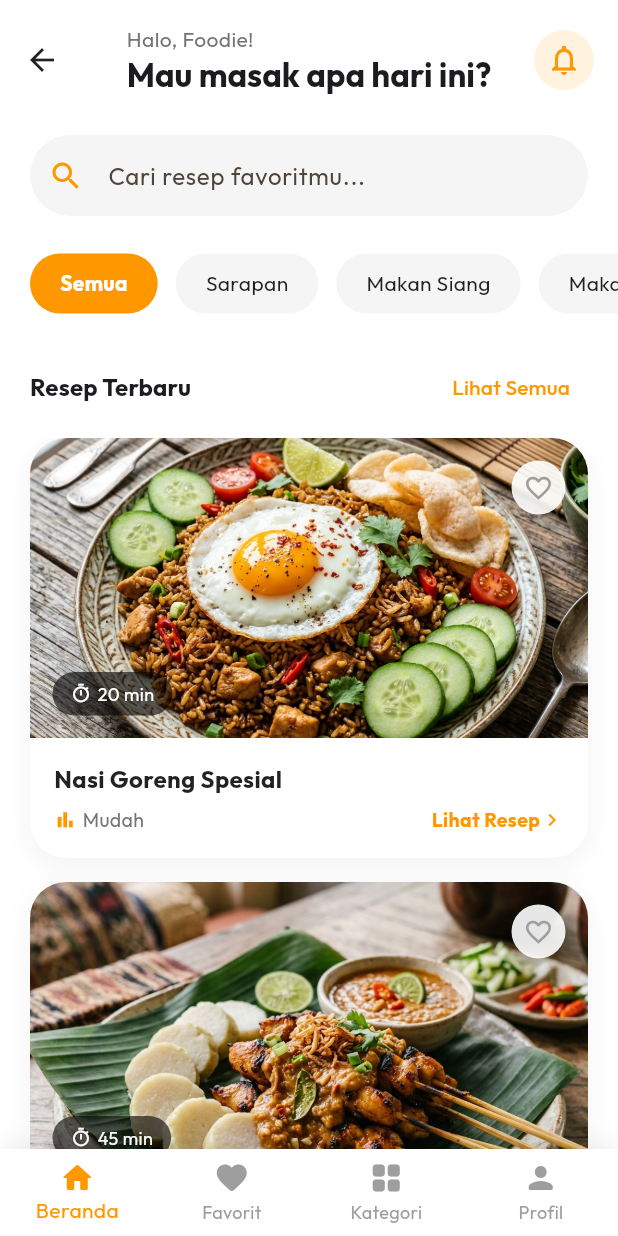
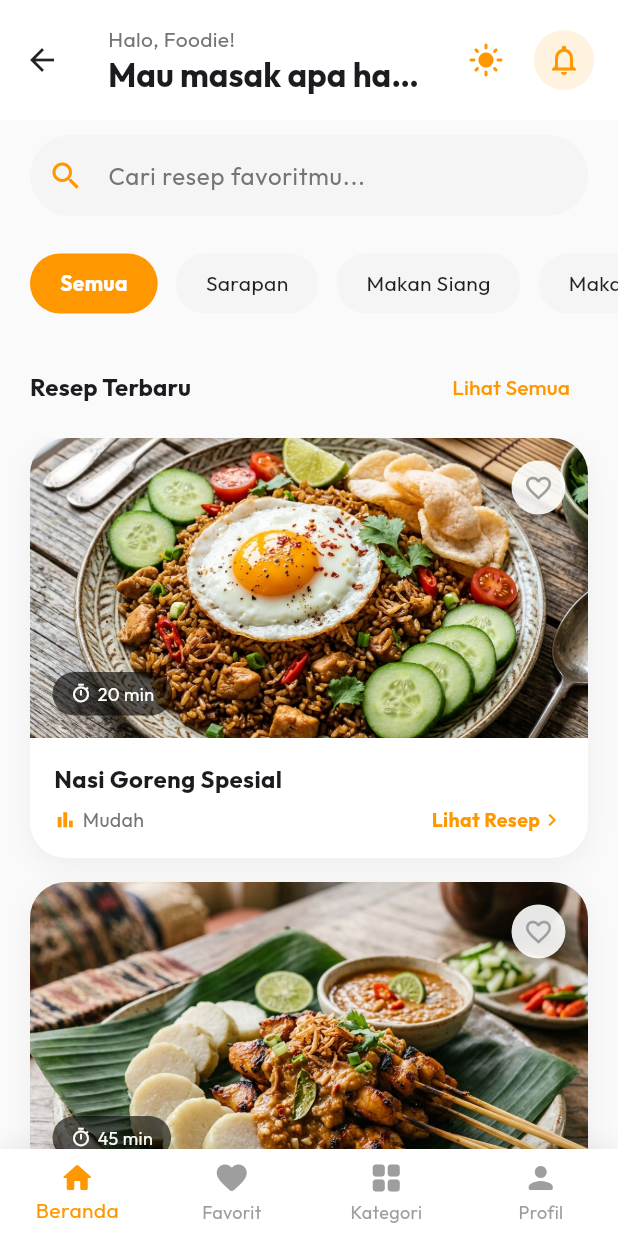
Before and after one commit to fajar-93/CulinaryPro, a Flutter app: the screen it shows after launch, on a phone screen of 412 x 824 dp. Run offline on Flutter 3.47's test engine with Material 3 defaults, Android fonts, the phone set to English and light mode, and no system bars; our stand-ins replace google_fonts, shared_preferences.

Commit message:
Menambahkan fitur dark mode pada aplikasi

```diff
--- a/lib/main.dart
+++ b/lib/main.dart
@@ -3,6 +3,7 @@ import 'package:provider/provider.dart';
 import 'providers/recipe_provider.dart';
 import 'providers/favorite_provider.dart';
 import 'providers/category_provider.dart';
+import 'providers/theme_provider.dart';
 import 'screens/home_screen.dart';
 import 'screens/detail_screen.dart';
 import 'screens/splash_screen.dart';
@@ -15,6 +16,7 @@ void main() {
         ChangeNotifierProvider(create: (_) => RecipeProvider()),
         ChangeNotifierProvider(create: (_) => FavoriteProvider()),
         ChangeNotifierProvider(create: (_) => CategoryProvider()),
+        ChangeNotifierProvider(create: (_) => ThemeProvider()),
       ],
       child: const RecipeApp(),
     ),
@@ -26,10 +28,14 @@ class RecipeApp extends StatelessWidget {
 
   @override
   Widget build(BuildContext context) {
+    return Consumer<ThemeProvider>(
+      builder: (context, themeProvider, child) {
         return MaterialApp(
           title: 'RecipeApp',
           debugShowCheckedModeBanner: false,
           theme: AppTheme.lightTheme,
+          darkTheme: AppTheme.darkTheme,
+          themeMode: themeProvider.themeMode,
           initialRoute: '/splash',
           routes: {
             '/splash': (context) => const SplashScreen(),
@@ -37,5 +43,7 @@ class RecipeApp extends StatelessWidget {
             '/detail': (context) => const DetailScreen(),
           },
         );
+      },
+    );
   }
 }
--- /dev/null
+++ b/lib/providers/theme_provider.dart
@@ -0,0 +1,37 @@
+import 'package:flutter/material.dart';
+import 'package:shared_preferences/shared_preferences.dart';
+
+class ThemeProvider with ChangeNotifier {
+  static const String _themePrefKey = 'theme_pref';
+
+  ThemeMode _themeMode = ThemeMode.system;
+  ThemeMode get themeMode => _themeMode;
+
+  bool get isDarkMode => _themeMode == ThemeMode.dark;
+
+  ThemeProvider() {
+    _loadThemeFromPrefs();
+  }
+
+  void toggleTheme() {
+    if (_themeMode == ThemeMode.light) {
+      _themeMode = ThemeMode.dark;
+    } else {
+      _themeMode = ThemeMode.light;
+    }
+    _saveThemeToPrefs();
+    notifyListeners();
+  }
+
+  Future<void> _loadThemeFromPrefs() async {
+    final prefs = await SharedPreferences.getInstance();
+    final isDark = prefs.getBool(_themePrefKey) ?? false; // Default light mode
+    _themeMode = isDark ? ThemeMode.dark : ThemeMode.light;
+    notifyListeners();
+  }
+
+  Future<void> _saveThemeToPrefs() async {
+    final prefs = await SharedPreferences.getInstance();
+    await prefs.setBool(_themePrefKey, isDarkMode);
+  }
+}
--- a/lib/screens/favorite_screen.dart
+++ b/lib/screens/favorite_screen.dart
@@ -16,7 +16,6 @@ class FavoriteScreen extends StatelessWidget {
     );
 
     return Scaffold(
-      backgroundColor: Colors.white,
       appBar: AppBar(
         toolbarHeight: 80,
         title: Column(
@@ -79,7 +78,7 @@ class FavoriteScreen extends StatelessWidget {
             width: 120,
             height: 120,
             decoration: BoxDecoration(
-              color: Colors.orange[50],
+              color: Theme.of(context).brightness == Brightness.dark ? Colors.orange.withAlpha(30) : Colors.orange[50],
               shape: BoxShape.circle,
             ),
             child: Icon(
@@ -93,7 +92,7 @@ class FavoriteScreen extends StatelessWidget {
             'Belum Ada Favorit',
             style: Theme.of(context).textTheme.titleLarge?.copyWith(
                   fontWeight: FontWeight.bold,
-                  color: Colors.black87,
+                  color: Theme.of(context).textTheme.titleLarge?.color ?? Colors.black87,
                 ),
           ),
           const SizedBox(height: 10),
--- a/lib/screens/home_screen.dart
+++ b/lib/screens/home_screen.dart
@@ -2,6 +2,7 @@ import 'package:flutter/material.dart';
 import 'package:provider/provider.dart';
 import '../providers/recipe_provider.dart';
 import '../providers/favorite_provider.dart';
+import '../providers/theme_provider.dart';
 import '../widgets/recipe_card.dart';
 import 'favorite_screen.dart';
 import 'category_screen.dart';
@@ -51,7 +52,7 @@ class _HomeScreenState extends State<HomeScreen> {
           selectedItemColor: Colors.orange,
           unselectedItemColor: Colors.grey,
           type: BottomNavigationBarType.fixed,
-          backgroundColor: Colors.white,
+          backgroundColor: Theme.of(context).colorScheme.surface,
           elevation: 0,
           items: [
             const BottomNavigationBarItem(
@@ -93,7 +94,6 @@ class _HomeTab extends StatelessWidget {
     final recipes = recipeProvider.recipes;
 
     return Scaffold(
-      backgroundColor: Colors.white,
       appBar: AppBar(
         toolbarHeight: 80,
         title: Column(
@@ -102,7 +102,9 @@ class _HomeTab extends StatelessWidget {
             Text(
               'Halo, Foodie!',
               style: Theme.of(context).textTheme.bodyMedium?.copyWith(
-                    color: Colors.grey[600],
+                    color: Theme.of(context).brightness == Brightness.dark
+                        ? Colors.grey[400]
+                        : Colors.grey[600],
                   ),
             ),
             Text(
@@ -115,9 +117,27 @@ class _HomeTab extends StatelessWidget {
         ),
         actions: [
           Padding(
+            padding: const EdgeInsets.only(right: 8),
+            child: Consumer<ThemeProvider>(
+              builder: (context, themeProvider, child) {
+                return IconButton(
+                  icon: Icon(
+                    themeProvider.isDarkMode ? Icons.dark_mode : Icons.light_mode,
+                    color: Colors.orange,
+                  ),
+                  onPressed: () {
+                    themeProvider.toggleTheme();
+                  },
+                );
+              },
+            ),
+          ),
+          Padding(
             padding: const EdgeInsets.only(right: 16),
             child: CircleAvatar(
-              backgroundColor: Colors.orange[50],
+              backgroundColor: Theme.of(context).brightness == Brightness.dark
+                  ? Colors.orange.withAlpha(50)
+                  : Colors.orange[50],
               child: const Icon(Icons.notifications_outlined,
                   color: Colors.orange),
             ),
@@ -133,16 +153,24 @@ class _HomeTab extends StatelessWidget {
                   const EdgeInsets.symmetric(horizontal: 20, vertical: 10),
               child: Container(
                 decoration: BoxDecoration(
-                  color: Colors.grey[100],
+                  color: Theme.of(context).brightness == Brightness.dark
+                      ? Colors.grey[800]
+                      : Colors.grey[100],
                   borderRadius: BorderRadius.circular(30),
                 ),
                 child: TextField(
                   onChanged: recipeProvider.updateSearchQuery,
-                  decoration: const InputDecoration(
+                  style: TextStyle(
+                    color: Theme.of(context).brightness == Brightness.dark ? Colors.white : Colors.black87,
+                  ),
+                  decoration: InputDecoration(
                     hintText: 'Cari resep favoritmu...',
-                    prefixIcon: Icon(Icons.search, color: Colors.orange),
+                    hintStyle: TextStyle(
+                      color: Theme.of(context).brightness == Brightness.dark ? Colors.grey[400] : Colors.grey[600],
+                    ),
+                    prefixIcon: const Icon(Icons.search, color: Colors.orange),
                     border: InputBorder.none,
-                    contentPadding: EdgeInsets.symmetric(vertical: 15),
+                    contentPadding: const EdgeInsets.symmetric(vertical: 15),
                   ),
                 ),
               ),
@@ -154,11 +182,11 @@ class _HomeTab extends StatelessWidget {
               padding: const EdgeInsets.symmetric(horizontal: 20, vertical: 15),
               child: Row(
                 children: [
-                  _buildCategoryItem('Semua', true),
-                  _buildCategoryItem('Sarapan', false),
-                  _buildCategoryItem('Makan Siang', false),
-                  _buildCategoryItem('Makan Malam', false),
-                  _buildCategoryItem('Camilan', false),
+                  _buildCategoryItem(context, 'Semua', true),
+                  _buildCategoryItem(context, 'Sarapan', false),
+                  _buildCategoryItem(context, 'Makan Siang', false),
+                  _buildCategoryItem(context, 'Makan Malam', false),
+                  _buildCategoryItem(context, 'Camilan', false),
                 ],
               ),
             ),
@@ -207,18 +235,23 @@ class _HomeTab extends StatelessWidget {
     );
   }
 
-  Widget _buildCategoryItem(String title, bool isSelected) {
+  Widget _buildCategoryItem(BuildContext context, String title, bool isSelected) {
+    final isDark = Theme.of(context).brightness == Brightness.dark;
     return Container(
       margin: const EdgeInsets.only(right: 12),
       padding: const EdgeInsets.symmetric(horizontal: 20, vertical: 10),
       decoration: BoxDecoration(
-        color: isSelected ? Colors.orange : Colors.grey[100],
+        color: isSelected
+            ? Colors.orange
+            : (isDark ? Colors.grey[800] : Colors.grey[100]),
         borderRadius: BorderRadius.circular(20),
       ),
       child: Text(
         title,
         style: TextStyle(
-          color: isSelected ? Colors.white : Colors.black87,
+          color: isSelected
+              ? Colors.white
+              : (isDark ? Colors.white70 : Colors.black87),
           fontWeight:
               isSelected ? FontWeight.bold : FontWeight.normal,
         ),
@@ -238,7 +271,6 @@ class _PlaceholderTab extends StatelessWidget {
   @override
   Widget build(BuildContext context) {
     return Scaffold(
-      backgroundColor: Colors.white,
       body: Center(
         child: Column(
           mainAxisAlignment: MainAxisAlignment.center,
--- a/lib/services/app_theme.dart
+++ b/lib/services/app_theme.dart
@@ -14,8 +14,10 @@ class AppTheme {
         primary: primaryColor,
         secondary: accentColor,
         surface: Colors.white,
+        brightness: Brightness.light,
       ),
-      textTheme: GoogleFonts.outfitTextTheme(),
+      scaffoldBackgroundColor: scaffoldBackground,
+      textTheme: GoogleFonts.outfitTextTheme(ThemeData.light().textTheme),
       appBarTheme: AppBarTheme(
         backgroundColor: Colors.white,
         foregroundColor: Colors.black87,
@@ -29,12 +31,52 @@ class AppTheme {
       ),
       cardTheme: CardThemeData(
         elevation: 2,
+        color: Colors.white,
         shape: RoundedRectangleBorder(
           borderRadius: BorderRadius.circular(16),
         ),
         clipBehavior: Clip.antiAlias,
       ),
-      elevatedButtonTheme: ElevatedButtonThemeData(
+      elevatedButtonTheme: _elevatedButtonTheme,
+    );
+  }
+
+  static ThemeData get darkTheme {
+    return ThemeData(
+      useMaterial3: true,
+      colorScheme: ColorScheme.fromSeed(
+        seedColor: primaryColor,
+        primary: primaryColor,
+        secondary: accentColor,
+        surface: const Color(0xFF1E1E1E), // Darker surface for cards
+        brightness: Brightness.dark,
+      ),
+      scaffoldBackgroundColor: const Color(0xFF121212), // Deep dark background
+      textTheme: GoogleFonts.outfitTextTheme(ThemeData.dark().textTheme),
+      appBarTheme: AppBarTheme(
+        backgroundColor: const Color(0xFF1E1E1E),
+        foregroundColor: Colors.white,
+        elevation: 0,
+        centerTitle: true,
+        titleTextStyle: GoogleFonts.outfit(
+          fontSize: 20,
+          fontWeight: FontWeight.bold,
+          color: Colors.white,
+        ),
+      ),
+      cardTheme: CardThemeData(
+        elevation: 2,
+        color: const Color(0xFF1E1E1E),
+        shape: RoundedRectangleBorder(
+          borderRadius: BorderRadius.circular(16),
+        ),
+        clipBehavior: Clip.antiAlias,
+      ),
+      elevatedButtonTheme: _elevatedButtonTheme,
+    );
+  }
+
+  static final _elevatedButtonTheme = ElevatedButtonThemeData(
     style: ElevatedButton.styleFrom(
       backgroundColor: primaryColor,
       foregroundColor: Colors.white,
@@ -47,7 +89,5 @@ class AppTheme {
         fontWeight: FontWeight.w600,
       ),
     ),
-      ),
   );
 }
-}
--- a/lib/widgets/recipe_card.dart
+++ b/lib/widgets/recipe_card.dart
@@ -24,7 +24,7 @@ class RecipeCard extends StatelessWidget {
       child: Container(
         height: 280,
         decoration: BoxDecoration(
-          color: Colors.white,
+          color: Theme.of(context).cardTheme.color ?? Theme.of(context).cardColor,
           borderRadius: BorderRadius.circular(24),
           boxShadow: [
             BoxShadow(
@@ -67,7 +67,9 @@ class RecipeCard extends StatelessWidget {
                         decoration: BoxDecoration(
                           color: isFav
                               ? Colors.red.withAlpha(230)
-                              : const Color.fromRGBO(255, 255, 255, 0.9),
+                              : Theme.of(context).brightness == Brightness.dark
+                                  ? const Color.fromRGBO(50, 50, 50, 0.9)
+                                  : const Color.fromRGBO(255, 255, 255, 0.9),
                           shape: BoxShape.circle,
                           boxShadow: [
                             BoxShadow(
@@ -130,10 +132,10 @@ class RecipeCard extends StatelessWidget {
                   children: [
                     Text(
                       recipe.title,
-                      style: const TextStyle(
+                      style: TextStyle(
                         fontSize: 16,
                         fontWeight: FontWeight.bold,
-                        color: Colors.black87,
+                        color: Theme.of(context).textTheme.titleLarge?.color ?? Colors.black87,
                       ),
                       maxLines: 1,
                       overflow: TextOverflow.ellipsis,
--- a/pubspec.yaml
+++ b/pubspec.yaml
@@ -13,6 +13,7 @@ dependencies:
   cupertino_icons: ^1.0.8
   provider: ^6.1.2
   google_fonts: ^6.2.1
+  shared_preferences: ^2.5.5
 
 dev_dependencies:
   flutter_test:
```
Also changed, not shown: lib/screens/category_screen.dart (+9 -9 lines), lib/screens/detail_screen.dart (+23 -19 lines), pubspec.lock, 1 other file. Lines whose indentation alone changed are shown as unchanged.
